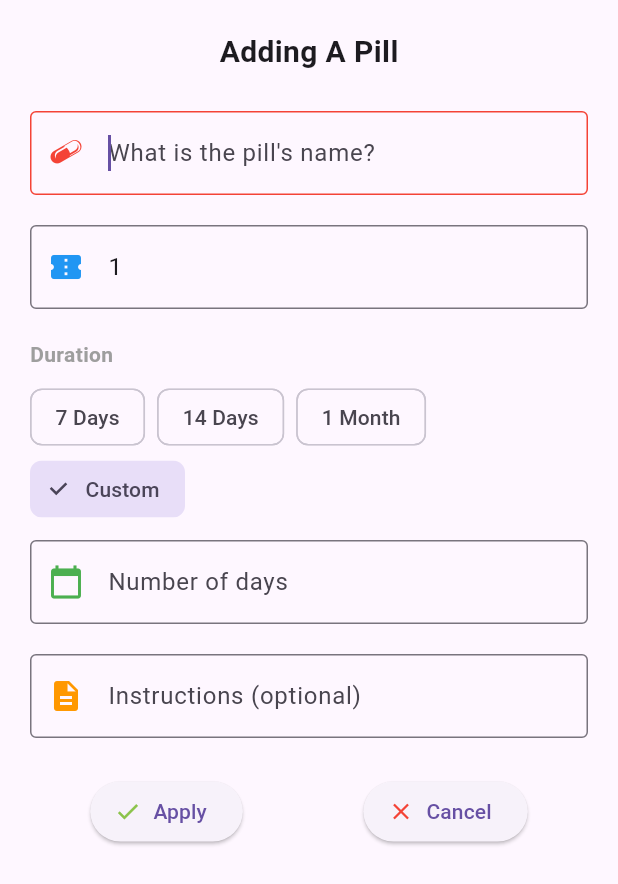
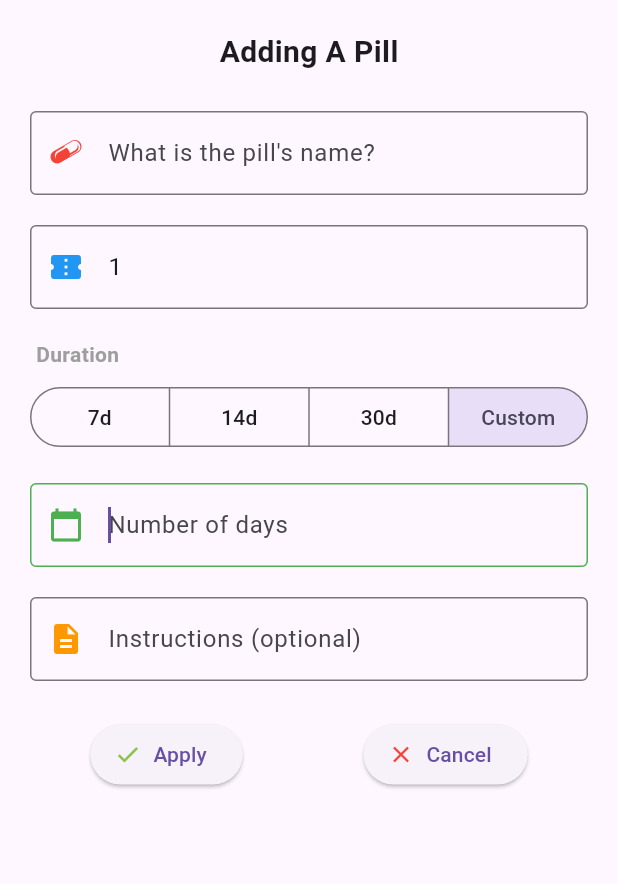
Before and after one commit to TomerPacific/Pill, a Flutter app: the AddingPillForm widget shown alone on an empty page, opened directly, after a tap on "Custom", on a phone screen of 412 x 824 dp. Shown: the top 884 px of the screen. Run offline on Flutter 3.47's test engine with Material 3 defaults, Android fonts, the light colour scheme and no system bars; our stand-ins replace flutter_bloc, shared_preferences; accounts and stored records are empty.

Commit message:
Pill removing chips UI and replacing it with something more consistent

```diff
--- a/lib/widget/adding_pill_form.dart
+++ b/lib/widget/adding_pill_form.dart
@@ -1,7 +1,6 @@
 import 'package:flutter/material.dart';
 import 'package:flutter/services.dart';
 import 'package:flutter_bloc/flutter_bloc.dart';
-import 'package:pill/bloc/pill/pill_state.dart';
 import 'package:pill/bloc/pill/pill_bloc.dart';
 import 'package:pill/constants.dart';
 import 'package:pill/custom_icons.dart';
@@ -27,7 +26,11 @@ class AddingPillFormState extends State<AddingPillForm> {
   late final TextEditingController _pillAmountOfDaysToTakeController;
   late final TextEditingController _pillRegimentController;
   late final TextEditingController _pillDescriptionController;
-  PillDuration _selectedDurationPreset = PillDuration.sevenDays;
+
+  final FocusNode _pillNameFocusNode = FocusNode();
+  final FocusNode _pillDaysFocusNode = FocusNode();
+
+  PillDuration _selectedDuration = PillDuration.sevenDays;
 
   @override
   void initState() {
@@ -39,16 +42,21 @@ class AddingPillFormState extends State<AddingPillForm> {
         TextEditingController(text: DEFAULT_PILL_REGIMENT);
     _pillDescriptionController = TextEditingController();
 
-    // Set initial enum state based on default value
     if (DEFAULT_PILL_DAYS == "7") {
-      _selectedDurationPreset = PillDuration.sevenDays;
+      _selectedDuration = PillDuration.sevenDays;
     } else if (DEFAULT_PILL_DAYS == "14") {
-      _selectedDurationPreset = PillDuration.fourteenDays;
+      _selectedDuration = PillDuration.fourteenDays;
     } else if (DEFAULT_PILL_DAYS == "30") {
-      _selectedDurationPreset = PillDuration.oneMonth;
+      _selectedDuration = PillDuration.oneMonth;
     } else {
-      _selectedDurationPreset = PillDuration.custom;
+      _selectedDuration = PillDuration.custom;
     }
+
+    Future.delayed(const Duration(milliseconds: 300), () {
+      if (mounted) {
+        _pillNameFocusNode.requestFocus();
+      }
+    });
   }
 
   @override
@@ -57,40 +65,51 @@ class AddingPillFormState extends State<AddingPillForm> {
     _pillAmountOfDaysToTakeController.dispose();
     _pillRegimentController.dispose();
     _pillDescriptionController.dispose();
+    _pillNameFocusNode.dispose();
+    _pillDaysFocusNode.dispose();
     super.dispose();
   }
 
-  void _updateDuration(String value, PillDuration preset) {
+  void _onDurationChanged(PillDuration selection) {
+    if (_selectedDuration == selection) return;
     setState(() {
-      _selectedDurationPreset = preset;
-      _pillAmountOfDaysToTakeController.text = value;
+      _selectedDuration = selection;
+      if (selection == PillDuration.sevenDays) {
+        _pillAmountOfDaysToTakeController.text = "7";
+      } else if (selection == PillDuration.fourteenDays) {
+        _pillAmountOfDaysToTakeController.text = "14";
+      } else if (selection == PillDuration.oneMonth) {
+        _pillAmountOfDaysToTakeController.text = "30";
+      } else {
+        _pillAmountOfDaysToTakeController.clear();
+        Future.delayed(const Duration(milliseconds: 100), () {
+            if (mounted) _pillDaysFocusNode.requestFocus();
+        });
+      }
     });
   }
 
   @override
   Widget build(BuildContext context) {
     return Container(
-      padding: EdgeInsets.only(
-          left: 20,
-          right: 20,
-          top: 20,
-          bottom: MediaQuery.of(context).viewInsets.bottom + 20),
+      padding: EdgeInsets.only(bottom: MediaQuery.of(context).viewInsets.bottom),
       child: SingleChildScrollView(
+        padding: const EdgeInsets.all(20.0),
         child: Column(
           mainAxisSize: MainAxisSize.min,
           children: [
             Text(ADDING_A_PILL_TITLE,
-                style: TextStyle(fontWeight: FontWeight.bold, fontSize: 20.0)),
-            SizedBox(height: 25.0),
+                style: const TextStyle(fontWeight: FontWeight.bold, fontSize: 20.0)),
+            const SizedBox(height: 25.0),
             Form(
               key: _formKey,
               autovalidateMode: AutovalidateMode.onUserInteraction,
               child: Column(
                 children: <Widget>[
                   TextFormField(
-                      key: ObjectKey("pillName"),
+                      key: const ValueKey("pillName"),
                       controller: _pillNameTextEditingController,
-                      autofocus: true,
+                      focusNode: _pillNameFocusNode,
                       textInputAction: TextInputAction.next,
                       decoration: const InputDecoration(
                           border: OutlineInputBorder(),
@@ -114,9 +133,9 @@ class AddingPillFormState extends State<AddingPillForm> {
                         }
                         return null;
                       }),
-                  SizedBox(height: 20.0),
+                  const SizedBox(height: 20.0),
                   TextFormField(
-                      key: ObjectKey("pillRegiment"),
+                      key: const ValueKey("pillRegiment"),
                       controller: _pillRegimentController,
                       keyboardType: TextInputType.number,
                       textInputAction: TextInputAction.next,
@@ -133,61 +152,50 @@ class AddingPillFormState extends State<AddingPillForm> {
                         }
                         return null;
                       }),
-                  SizedBox(height: 20.0),
-                  Column(
-                    crossAxisAlignment: CrossAxisAlignment.start,
-                    children: [
-                      Align(
+                  const SizedBox(height: 20.0),
+                  const Align(
                     alignment: Alignment.centerLeft,
+                    child: Padding(
+                      padding: EdgeInsets.only(bottom: 8.0, left: 4.0),
                       child: Text("Duration",
                           style: TextStyle(
                               fontWeight: FontWeight.bold, color: Colors.grey)),
                     ),
-                      SizedBox(height: 8.0),
-                      Wrap(
-                        spacing: 8.0,
-                        children: [
-                          ChoiceChip(
-                            label: Text("7 Days"),
-                            selected: _selectedDurationPreset == PillDuration.sevenDays,
-                            onSelected: (selected) => _updateDuration("7", PillDuration.sevenDays),
                   ),
-                          ChoiceChip(
-                            label: Text("14 Days"),
-                            selected: _selectedDurationPreset == PillDuration.fourteenDays,
-                            onSelected: (selected) =>
-                                _updateDuration("14", PillDuration.fourteenDays),
-                          ),
-                          ChoiceChip(
-                            label: Text("1 Month"),
-                            selected: _selectedDurationPreset == PillDuration.oneMonth,
-                            onSelected: (selected) =>
-                                _updateDuration("30", PillDuration.oneMonth),
-                          ),
-                          ChoiceChip(
-                            label: Text("Custom"),
-                            selected: _selectedDurationPreset == PillDuration.custom,
-                            onSelected: (selected) {
-                              setState(() {
-                                _selectedDurationPreset = PillDuration.custom;
-                                _pillAmountOfDaysToTakeController.clear();
-                              });
+                  SizedBox(
+                    width: double.infinity,
+                    child: SegmentedButton<PillDuration>(
+                      showSelectedIcon: false,
+                      segments: const [
+                        ButtonSegment(
+                            value: PillDuration.sevenDays, label: Text('7d')),
+                        ButtonSegment(
+                            value: PillDuration.fourteenDays, label: Text('14d')),
+                        ButtonSegment(
+                            value: PillDuration.oneMonth, label: Text('30d')),
+                        ButtonSegment(
+                            value: PillDuration.custom, label: Text('Custom')),
+                      ],
+                      selected: {_selectedDuration},
+                      onSelectionChanged: (Set<PillDuration> newSelection) {
+                        _onDurationChanged(newSelection.first);
                       },
                     ),
-                        ],
                   ),
-                      if (_selectedDurationPreset == PillDuration.custom) ...[
-                        SizedBox(height: 10.0),
-                        TextFormField(
-                            key: ObjectKey("pillDays"),
+                  if (_selectedDuration == PillDuration.custom)
+                    Padding(
+                      padding: const EdgeInsets.only(top: 20.0),
+                      child: TextFormField(
+                          key: const ValueKey("pillDays"),
                           controller: _pillAmountOfDaysToTakeController,
+                          focusNode: _pillDaysFocusNode,
                           keyboardType: TextInputType.number,
                           textInputAction: TextInputAction.next,
                           decoration: const InputDecoration(
                               border: OutlineInputBorder(),
                               focusedBorder: OutlineInputBorder(
-                                  borderSide:
-                                      BorderSide(color: Colors.green, width: 1),
+                                borderSide: BorderSide(
+                                    color: Colors.green, width: 1),
                               ),
                               hintText: 'Number of days',
                               prefixIcon: Icon(Icons.calendar_today,
@@ -200,12 +208,10 @@ class AddingPillFormState extends State<AddingPillForm> {
                             }
                             return null;
                           }),
-                      ],
-                    ],
                     ),
-                  SizedBox(height: 20.0),
+                  const SizedBox(height: 20.0),
                   TextFormField(
-                      key: ObjectKey("pillDescription"),
+                      key: const ValueKey("pillDescription"),
                       controller: _pillDescriptionController,
                       textInputAction: TextInputAction.done,
                       decoration: const InputDecoration(
@@ -216,7 +222,7 @@ class AddingPillFormState extends State<AddingPillForm> {
                       validator: (value) {
                         return null;
                       }),
-                  SizedBox(height: 25.0),
+                  const SizedBox(height: 25.0),
                   Row(
                     mainAxisAlignment: MainAxisAlignment.spaceAround,
                     children: [
@@ -240,21 +246,21 @@ class AddingPillFormState extends State<AddingPillForm> {
 
                               ScaffoldMessenger.of(context).showSnackBar(
                                 const SnackBar(
-                                    content: const Text("Pill Added!")),
+                                    content: Text("Pill Added!")),
                               );
 
                               FocusScope.of(context).unfocus();
                               Navigator.pop(context);
                             }
                           },
-                          icon: Icon(Icons.check, color: Colors.lightGreen),
+                          icon: const Icon(Icons.check, color: Colors.lightGreen),
                           label: const Text(ADD_PILL_FORM_CONFIRM)),
                       ElevatedButton.icon(
                         onPressed: () {
                           FocusScope.of(context).unfocus();
                           Navigator.pop(context);
                         },
-                        icon: Icon(Icons.clear, color: Colors.red),
+                        icon: const Icon(Icons.clear, color: Colors.red),
                         label: const Text(ADD_PILL_FORM_CANCEL),
                       ),
                     ],
```
Lines whose indentation alone changed are shown as unchanged.
